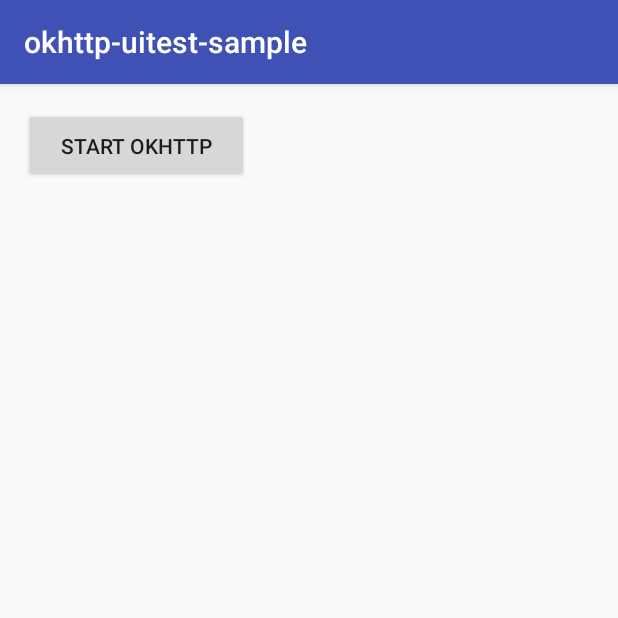
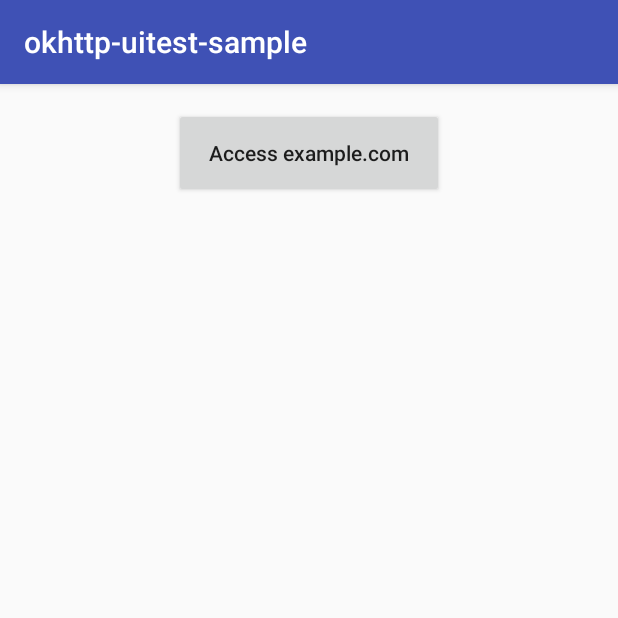
Before and after one commit to k-mats/okhttp-uitest-sample, an Android app: the screen it shows after launch (MainActivity), on a phone screen of 412 x 824 dp, the top half of it. Run offline under Robolectric (Android 15) with nearby library versions, the phone set to English and light mode, and no system bars.

Commit message:
Adjust design/button's text

```diff
--- a/app/src/main/res/layout/activity_main.xml
+++ b/app/src/main/res/layout/activity_main.xml
@@ -13,7 +13,9 @@
 
     <Button
         android:id="@+id/button"
-        android:layout_width="150dp"
-        android:layout_height="50dp"
-        android:text="Start OkHttp"/>
+        android:layout_width="180dp"
+        android:layout_height="60dp"
+        android:layout_centerHorizontal="true"
+        android:text="Access example.com"
+        style="@style/UncapitalizedButton"/>
 </RelativeLayout>
--- a/app/src/main/res/values/styles.xml
+++ b/app/src/main/res/values/styles.xml
@@ -8,4 +8,8 @@
         <item name="colorAccent">@color/colorAccent</item>
     </style>
 
+    <style name="UncapitalizedButton" parent="Base.Widget.AppCompat.Button">
+        <item name="textAllCaps">false</item>
+    </style>
+
 </resources>
```
